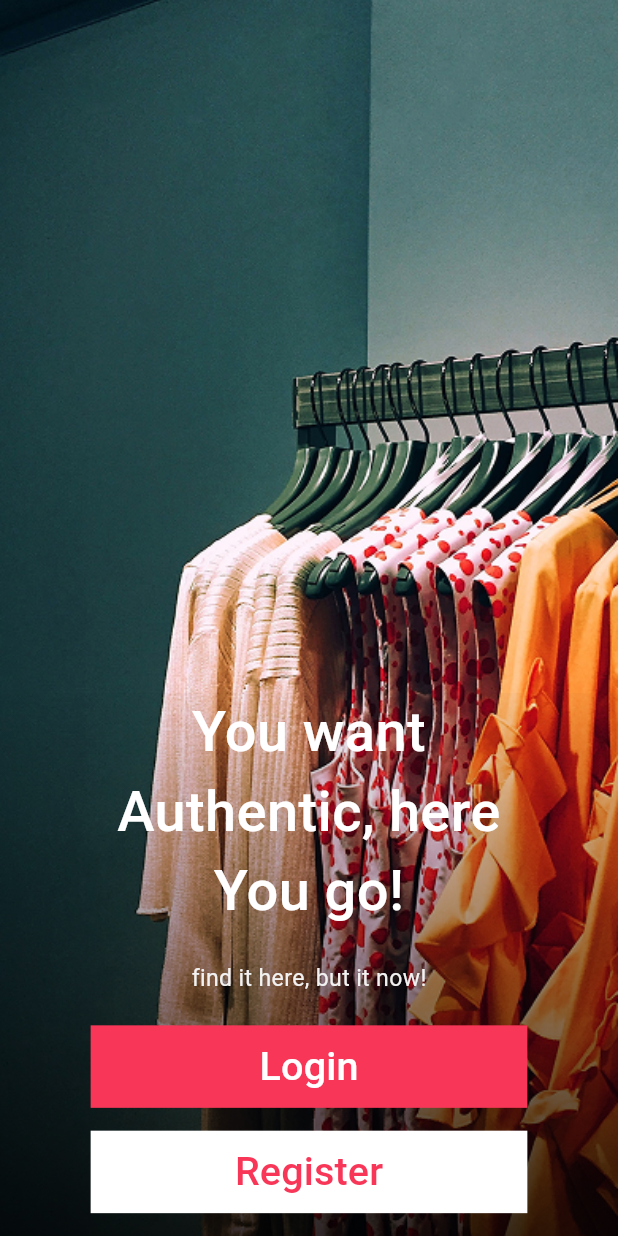
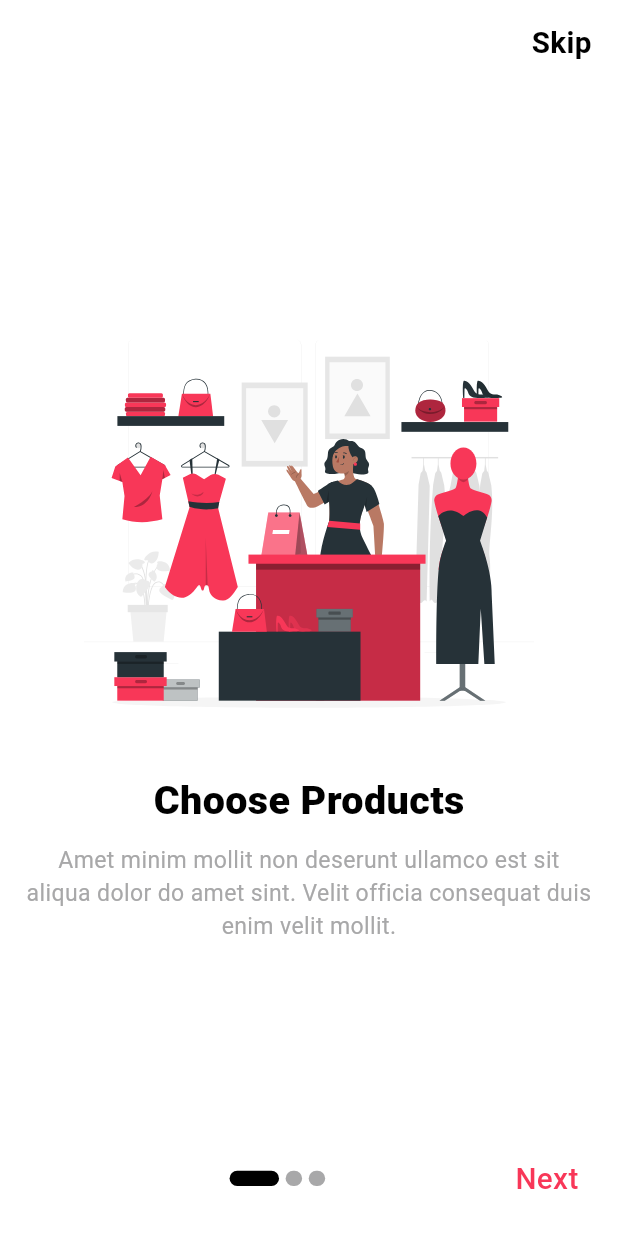
Before and after one commit to ahmedsalem2002m/mobile_NTI_training_tasks, a Flutter app: the screen it shows after launch, on a phone screen of 412 x 824 dp. Run offline on Flutter 3.47's test engine with Material 3 defaults, Android fonts, the phone set to English and light mode, and no system bars; our stand-ins replace cloud_firestore, dartz, dio, firebase_auth, firebase_core, flutter_bloc and 4 more; accounts and stored records are empty.

Commit message:
Add onboarding view

```diff
--- a/graduation_project/e_commerce/lib/core/utils/app_assets.dart
+++ b/graduation_project/e_commerce/lib/core/utils/app_assets.dart
@@ -2,5 +2,12 @@ abstract class AppAssets{
   static const _iconPath = "assets/icons/";
   static const _imagePath = "assets/images/";
 static const splashIcon = "${_iconPath}splash_icon.svg";
+static const onboard_1Icon = "${_iconPath}onboard_1.svg";
+static const onboard_2Icon = "${_iconPath}onboard_2.svg";
+static const onboard_3Icon = "${_iconPath}onboard_3.svg";
+
+
+
+
 static const getStartImage = "${_imagePath}get_start_image.png";
 }
--- a/graduation_project/e_commerce/lib/core/utils/app_colors.dart
+++ b/graduation_project/e_commerce/lib/core/utils/app_colors.dart
@@ -1,7 +1,9 @@
 import 'dart:ui';
 
-abstract class APPColors{
+abstract class AppColors{
 static const textColorPrimary = Color(0xffFFFFFF);
 static const textColorSecondary = Color(0xffF2F2F2);
+static const textColorThird = Color(0xffA8A8A9);
 static const colorButton = Color(0xffF83758);
+static const black = Color(0xff000000);
 }
--- a/graduation_project/e_commerce/lib/core/widgets/default_btn.dart
+++ b/graduation_project/e_commerce/lib/core/widgets/default_btn.dart
@@ -17,8 +17,8 @@ class DefaultBtn extends StatelessWidget {
         style: TextStyle(
           fontSize: 24.sp,
           color: textColor!
-              ? APPColors.textColorPrimary
-              : APPColors.colorButton,
+              ? AppColors.textColorPrimary
+              : AppColors.colorButton,
         ),
       ),
     );
--- a/graduation_project/e_commerce/lib/features/get_start_view/views/get_start_view.dart
+++ b/graduation_project/e_commerce/lib/features/get_start_view/views/get_start_view.dart
@@ -36,7 +36,7 @@ class GetStartView extends StatelessWidget {
                   textAlign: TextAlign.center,
                   "You want\nAuthentic, here\nYou go!",
                   style: TextStyle(
-                    color: APPColors.textColorPrimary,
+                    color: AppColors.textColorPrimary,
                     fontSize: 34.sp,
                     fontWeight: FontWeight.w500,
                   ),
@@ -45,7 +45,7 @@ class GetStartView extends StatelessWidget {
                 Text(
                   "find it here, but it now!",
                   style: TextStyle(
-                    color: APPColors.textColorSecondary,
+                    color: AppColors.textColorSecondary,
                     fontSize: 14.sp,
                     fontWeight: FontWeight.w400,
                   ),
@@ -54,14 +54,14 @@ class GetStartView extends StatelessWidget {
                 Container(
                   width: double.infinity,
                   height: 55,
-                  color: APPColors.colorButton,
+                  color: AppColors.colorButton,
                   child: DefaultBtn(titleButton: "Login"),
                 ),
                 SizedBox(height: 15.h),
                 Container(
                   width: double.infinity,
                   height: 55,
-                  color: APPColors.textColorPrimary,
+                  color: AppColors.textColorPrimary,
                   child: DefaultBtn(titleButton: "Register", textColor: false),
                 ),
                 SizedBox(height: 15.h),
--- a/graduation_project/e_commerce/lib/features/onboarding_view/views/onboarding_view.dart
+++ b/graduation_project/e_commerce/lib/features/onboarding_view/views/onboarding_view.dart
@@ -1,12 +1,89 @@
+import 'package:e_commerce/core/helper/app_navigator.dart';
+import 'package:e_commerce/core/utils/app_assets.dart';
+import 'package:e_commerce/features/get_start_view/views/get_start_view.dart';
+import 'package:e_commerce/features/onboarding_view/views/widgets/custom_onboarding_view.dart';
+import 'package:e_commerce/features/onboarding_view/views/widgets/custom_row.dart';
 import 'package:flutter/material.dart';
+import 'package:flutter_screenutil/flutter_screenutil.dart';
 
-class OnboardingView extends StatelessWidget {
+import '../../../core/utils/app_colors.dart';
+
+class OnboardingView extends StatefulWidget {
   const OnboardingView({super.key});
+
+  @override
+  State<OnboardingView> createState() => _OnboardingViewState();
+}
+
+class _OnboardingViewState extends State<OnboardingView> {
+  PageController pageController = PageController();
+  int index = 0;
 
   @override
   Widget build(BuildContext context) {
     return Scaffold(
-      body: Text("A"),
+      appBar: AppBar(
+        backgroundColor: AppColors.textColorPrimary,
+        actions: [
+          index == 2
+              ? SizedBox()
+              : GestureDetector(
+            onTap: () {
+              AppNavigator.goTo(
+                context,
+                GetStartView(),
+                type: NavigatorType.pushReplacement,
+              );
+            },
+            child: Padding(
+              padding: EdgeInsets.only(right: 16.w),
+              child: Center(
+                child: Text(
+                  "Skip",
+                  style: TextStyle(
+                    fontWeight: FontWeight.w600,
+                    fontSize: 18.sp,
+                    color: AppColors.black,
+                  ),
+                ),
+              ),
+            ),
+          ),
+        ],
+      ),
+      body: Column(
+        children: [
+          Expanded(
+            child: PageView(
+              controller: pageController,
+              onPageChanged: (value) {
+                setState(() {
+                  index = value;
+                });
+              },
+              children: const [
+                CustomOnboardingView(
+                  title: "Choose Products",
+                  iconPath: AppAssets.onboard_1Icon,
+                ),
+                CustomOnboardingView(
+                  title: "Make Payment",
+                  iconPath: AppAssets.onboard_1Icon,
+                ),
+                CustomOnboardingView(
+                  title: "Get Your Order",
+                  iconPath: AppAssets.onboard_1Icon,
+                ),
+              ],
+            ),
+          ),
+          CustomRow(
+            index: index,
+            controller: pageController,
+          ),
+          SizedBox(height: 24.h),
+        ],
+      ),
     );
   }
 }
--- /dev/null
+++ b/graduation_project/e_commerce/lib/features/onboarding_view/views/widgets/custom_indicator.dart
@@ -0,0 +1,23 @@
+import 'package:flutter/material.dart';
+import 'package:flutter_screenutil/flutter_screenutil.dart';
+
+import '../../../../core/utils/app_colors.dart';
+
+class CustomIndicator extends StatelessWidget {
+  final bool active;
+
+  const CustomIndicator({super.key, required this.active});
+
+  @override
+  Widget build(BuildContext context) {
+    return AnimatedContainer(
+      decoration: BoxDecoration(
+        color: active ? AppColors.black : AppColors.textColorThird,
+        borderRadius: BorderRadius.circular(100),
+      ),
+      duration: Duration(milliseconds: 250),
+      width: active ? 30.w : 10.w,
+      height: 10.h,
+    );
+  }
+}
--- /dev/null
+++ b/graduation_project/e_commerce/lib/features/onboarding_view/views/widgets/custom_onboarding_view.dart
@@ -0,0 +1,46 @@
+import 'package:e_commerce/core/utils/app_colors.dart';
+import 'package:flutter/material.dart';
+import 'package:flutter_screenutil/flutter_screenutil.dart';
+import 'package:flutter_svg/flutter_svg.dart';
+
+class CustomOnboardingView extends StatelessWidget {
+  const CustomOnboardingView({
+    super.key,
+    required this.title,
+    required this.iconPath,
+  });
+
+  final String title;
+  final String iconPath;
+
+  @override
+  Widget build(BuildContext context) {
+    return Padding(
+      padding: const EdgeInsets.symmetric(horizontal: 17.0),
+      child: Column(
+        mainAxisAlignment: MainAxisAlignment.center,
+        children: [
+          SvgPicture.asset(iconPath),
+          SizedBox(height: 15.h),
+          Text(
+            title,
+            style: TextStyle(
+              fontWeight: FontWeight.w900,
+              fontSize: 24.sp,
+              color: AppColors.black,
+            ),
+          ),
+          SizedBox(height: 10.h),
+          Text(
+            textAlign: TextAlign.center,
+            "Amet minim mollit non deserunt ullamco est sit aliqua dolor do amet sint. Velit officia consequat duis enim velit mollit.",
+            style: TextStyle(
+              fontSize: 14.sp,
+              color: AppColors.textColorThird,
+            ),
+          ),
+        ],
+      ),
+    );
+  }
+}
--- /dev/null
+++ b/graduation_project/e_commerce/lib/features/onboarding_view/views/widgets/custom_row.dart
@@ -0,0 +1,80 @@
+import 'package:e_commerce/core/helper/app_navigator.dart';
+import 'package:e_commerce/features/get_start_view/views/get_start_view.dart';
+import 'package:flutter/material.dart';
+import 'package:flutter_screenutil/flutter_screenutil.dart';
+
+import '../../../../core/utils/app_colors.dart';
+import 'custom_indicator.dart';
+
+class CustomRow extends StatelessWidget {
+  final int index;
+  final PageController controller;
+
+  const CustomRow({
+    required this.index,
+    required this.controller,
+    super.key,
+  });
+
+  @override
+  Widget build(BuildContext context) {
+    return Padding(
+      padding: EdgeInsets.symmetric(horizontal: 24.w),
+      child: Row(
+        mainAxisAlignment: MainAxisAlignment.spaceBetween,
+        children: [
+          index == 0
+              ? SizedBox()
+              : GestureDetector(
+            onTap: () {
+              controller.previousPage(
+                duration: const Duration(milliseconds: 300),
+                curve: Curves.easeInOut,
+              );
+            },
+            child: Text(
+              "Prev",
+              style: TextStyle(
+                fontWeight: FontWeight.w500,
+                fontSize: 18.sp,
+                color: AppColors.textColorThird,
+              ),
+            ),
+          ),
+          Row(
+            children: List.generate(3, (i) {
+              return Padding(
+                padding: EdgeInsets.symmetric(horizontal: 2.w),
+                child: CustomIndicator(active: index == i),
+              );
+            }),
+          ),
+          GestureDetector(
+            onTap: () {
+              if (index < 2) {
+                controller.nextPage(
+                  duration: const Duration(milliseconds: 300),
+                  curve: Curves.easeInOut,
+                );
+              } else {
+                AppNavigator.goTo(
+                  context,
+                  GetStartView(),
+                  type: NavigatorType.pushReplacement,
+                );
+              }
+            },
+            child: Text(
+              index == 2 ? "Get Started" : "Next",
+              style: TextStyle(
+                fontWeight: FontWeight.w500,
+                fontSize: 18.sp,
+                color: AppColors.colorButton,
+              ),
+            ),
+          ),
+        ],
+      ),
+    );
+  }
+}
--- a/graduation_project/e_commerce/lib/features/splash_view/views/splash_view.dart
+++ b/graduation_project/e_commerce/lib/features/splash_view/views/splash_view.dart
@@ -21,7 +21,7 @@ class _SplashViewState extends State<SplashView> {
   void initState(){
     super.initState();
     Timer(Duration(seconds: 2),(){
-      AppNavigator.goTo(context,GetStartView());
+      AppNavigator.goTo(context,OnboardingView(),type: NavigatorType.pushReplacement);
     });
 
   }
--- a/graduation_project/e_commerce/lib/main.dart
+++ b/graduation_project/e_commerce/lib/main.dart
@@ -1,7 +1,9 @@
 import 'package:e_commerce/core/utils/app_colors.dart';
+import 'package:e_commerce/features/onboarding_view/views/onboarding_view.dart';
 import 'package:flutter/material.dart';
 import 'package:flutter_screenutil/flutter_screenutil.dart';
 
+import 'features/onboarding_view/views/widgets/custom_onboarding_view.dart';
 import 'features/splash_view/views/splash_view.dart';
 
 void main() {
@@ -21,7 +23,7 @@ class MyApp extends StatelessWidget {
           debugShowCheckedModeBanner: false,
           home: SplashView(),
           theme: ThemeData(
-            scaffoldBackgroundColor: APPColors.textColorPrimary
+            scaffoldBackgroundColor: AppColors.textColorPrimary
           ),
         );
       },
```
Also changed, not shown: graduation_project/e_commerce/assets/icons/onboard_1.svg (added), graduation_project/e_commerce/assets/icons/onboard_2.svg (added), graduation_project/e_commerce/assets/icons/onboard_3.svg (added).
